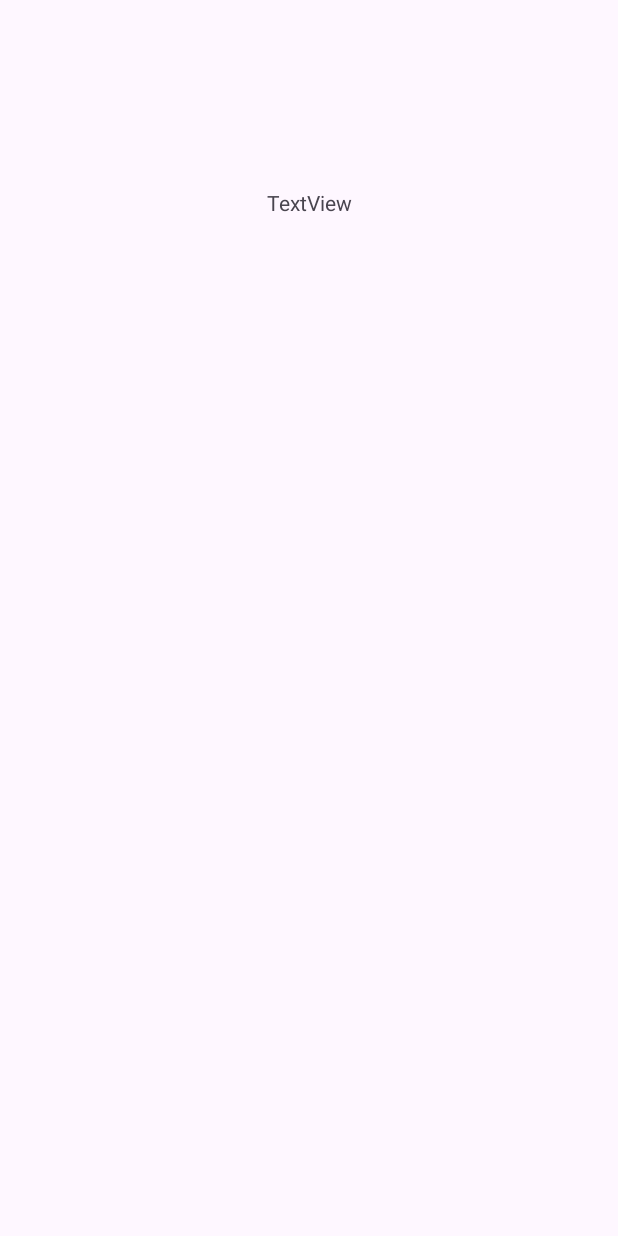
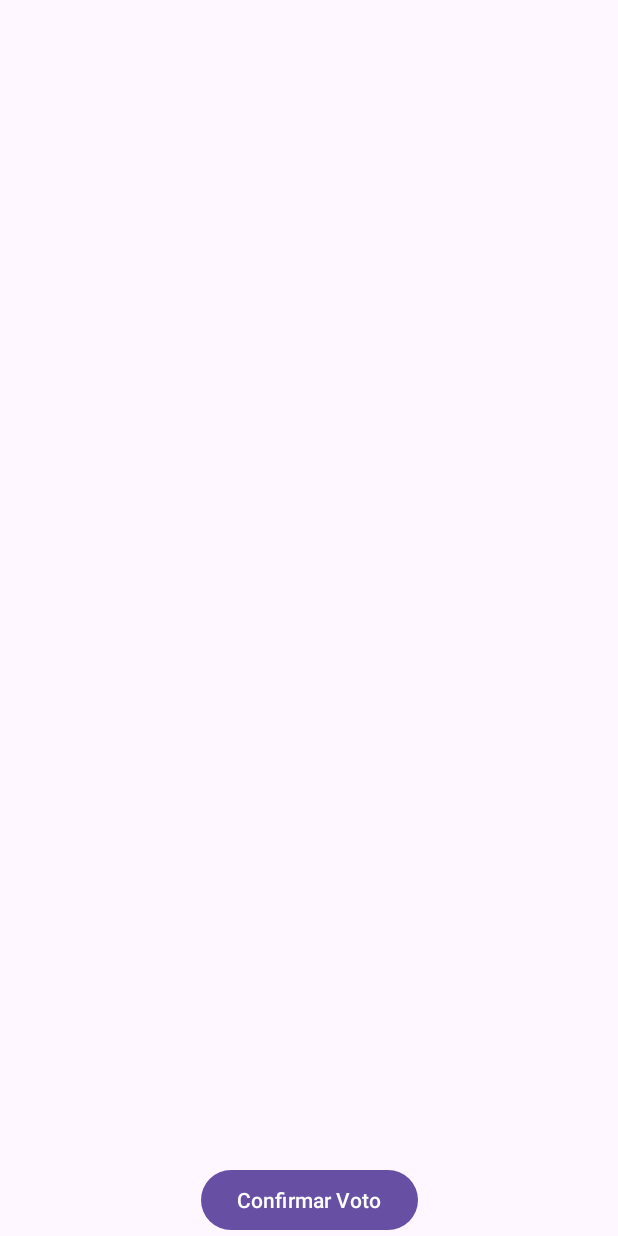
Before and after one commit to BeatrizHCor/Oscar_App, an Android app: the ConfirmarVoto screen opened directly, with no data from a screen before it, on a phone screen of 412 x 824 dp. Before the commit the screen is almost empty. Run offline under Robolectric (Android 15) with nearby library versions, the phone set to English and light mode, and no system bars.

Commit message:
Ajustes finais

```diff
--- a/app/src/main/java/com/example/oscar_app/ConfirmarVoto.kt
+++ b/app/src/main/java/com/example/oscar_app/ConfirmarVoto.kt
@@ -1,28 +1,74 @@
 package com.example.oscar_app
 
+import android.content.Intent
 import android.os.Bundle
+import android.widget.Button
 import android.widget.TextView
-import androidx.activity.enableEdgeToEdge
+import android.widget.Toast
 import androidx.appcompat.app.AppCompatActivity
-import androidx.core.view.ViewCompat
-import androidx.core.view.WindowInsetsCompat
-import androidx.lifecycle.ViewModelProvider
+import androidx.lifecycle.lifecycleScope
+import com.example.oscar_app.api.ApiService
+import com.example.oscar_app.api.VotoRequest
 import com.example.oscar_app.votoData.VotoData
+import kotlinx.coroutines.launch
 
 class ConfirmarVoto : AppCompatActivity() {
     override fun onCreate(savedInstanceState: Bundle?) {
         super.onCreate(savedInstanceState)
-        enableEdgeToEdge()
         setContentView(R.layout.activity_confirmar_voto)
-        println("Diretor:" + VotoData.diretorName)
 
-        ViewCompat.setOnApplyWindowInsetsListener(findViewById(R.id.main)) { v, insets ->
-            val systemBars = insets.getInsets(WindowInsetsCompat.Type.systemBars())
-            v.setPadding(systemBars.left, systemBars.top, systemBars.right, systemBars.bottom)
-            insets
-        }
+        // Recuperar as preferências do usuário
+        val sharedPrefs = getSharedPreferences("oscar_app", MODE_PRIVATE)
+        val username = sharedPrefs.getString("username", null)
+        val token = sharedPrefs.getInt("token", -1)
+
+        // Exibir informações do voto
+        val filmeView = findViewById<TextView>(R.id.Filme)
         val diretorView = findViewById<TextView>(R.id.diretortext)
+        val confirmarButton = findViewById<Button>(R.id.confirmarButton)
+
+        filmeView.text = VotoData.filmeName
         diretorView.text = VotoData.diretorName
 
+        // Configurar ação do botão
+        confirmarButton.setOnClickListener {
+            lifecycleScope.launch {
+                if (username != null && token != -1) {
+                    registrarVoto(username, token)
+                } else {
+                    Toast.makeText(this@ConfirmarVoto, "Erro: Usuário não autenticado.", Toast.LENGTH_SHORT).show()
+                }
+            }
+        }
+    }
+
+    private suspend fun registrarVoto(username: String, token: Int) {
+        val apiService = ApiService.create()
+        val filmeId = VotoData.filmeId ?: -1
+        val diretorId = VotoData.diretorId ?: -1
+
+        val votoRequest = VotoRequest(
+            usuario = username,
+            token = token,
+            filmeId = filmeId,
+            diretorId = diretorId
+        )
+
+        try {
+            val response = apiService.registrarVoto(votoRequest)
+            if (response.isSuccessful) {
+                Toast.makeText(this, "Voto registrado com sucesso!", Toast.LENGTH_SHORT).show()
+                val sharedPrefs = getSharedPreferences("oscar_app", MODE_PRIVATE)
+                sharedPrefs.edit().clear().apply()
+                val loginIntent = Intent(this, MainActivity::class.java)
+                loginIntent.flags = Intent.FLAG_ACTIVITY_NEW_TASK or Intent.FLAG_ACTIVITY_CLEAR_TASK
+                startActivity(loginIntent)
+                finish()
+            } else {
+                Toast.makeText(this, "Erro ao registrar voto: ${response.code()}", Toast.LENGTH_SHORT).show()
+            }
+        } catch (e: Exception) {
+            Toast.makeText(this, "Falha na conexão: ${e.message}", Toast.LENGTH_SHORT).show()
+        }
     }
 }
--- a/app/src/main/res/layout/activity_confirmar_voto.xml
+++ b/app/src/main/res/layout/activity_confirmar_voto.xml
@@ -1,5 +1,5 @@
-<?xml version="1.0" encoding="utf-8"?>
-<androidx.constraintlayout.widget.ConstraintLayout xmlns:android="http://schemas.android.com/apk/res/android"
+<androidx.constraintlayout.widget.ConstraintLayout
+    xmlns:android="http://schemas.android.com/apk/res/android"
     xmlns:app="http://schemas.android.com/apk/res-auto"
     xmlns:tools="http://schemas.android.com/tools"
     android:id="@+id/main"
@@ -11,7 +11,7 @@
         android:id="@+id/Filme"
         android:layout_width="wrap_content"
         android:layout_height="wrap_content"
-        android:text="TextView"
+        android:text="Nome do Filme"
         app:layout_constraintBottom_toTopOf="@+id/diretortext"
         app:layout_constraintEnd_toEndOf="parent"
         app:layout_constraintStart_toStartOf="parent"
@@ -21,11 +21,20 @@
         android:id="@+id/diretortext"
         android:layout_width="wrap_content"
         android:layout_height="wrap_content"
-        android:text="TextView"
+        android:text="Nome do Diretor"
+        app:layout_constraintBottom_toTopOf="@+id/confirmarButton"
+        app:layout_constraintEnd_toEndOf="parent"
+        app:layout_constraintHorizontal_bias="0.5"
+        app:layout_constraintStart_toStartOf="parent"
+        app:layout_constraintTop_toBottomOf="@+id/Filme" />
+
+    <Button
+        android:id="@+id/confirmarButton"
+        android:layout_width="wrap_content"
+        android:layout_height="wrap_content"
+        android:layout_marginTop="24dp"
+        android:text="Confirmar Voto"
         app:layout_constraintBottom_toBottomOf="parent"
         app:layout_constraintEnd_toEndOf="parent"
-        app:layout_constraintHorizontal_bias="0.501"
-        app:layout_constraintStart_toStartOf="parent"
-        app:layout_constraintTop_toTopOf="parent"
-        app:layout_constraintVertical_bias="0.335" />
+        app:layout_constraintStart_toStartOf="parent" />
 </androidx.constraintlayout.widget.ConstraintLayout>
```
Also changed, not shown: app/src/main/java/com/example/oscar_app/DetalhesFilme.kt (+5 -6 lines).
